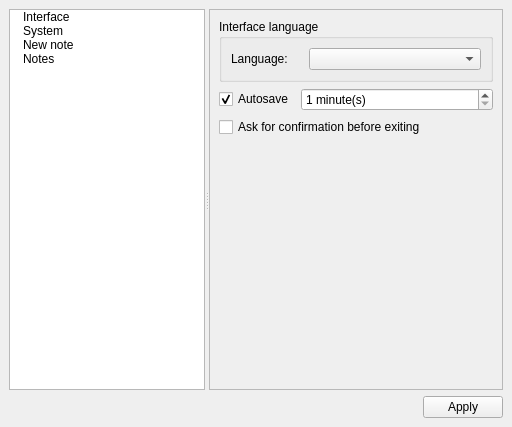
gil9red/NotesManager, file Manager/pages/page_settings.ui: the form before one commit.
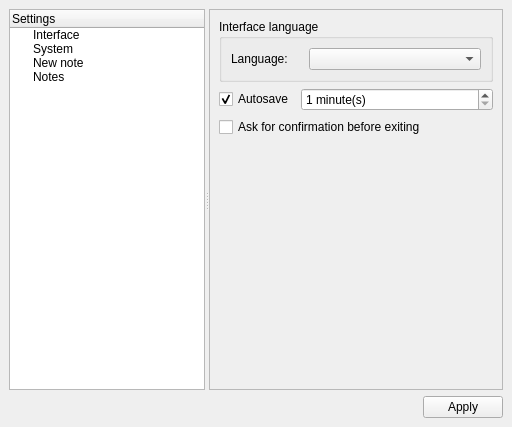
The form after the commit. The open tabs and pages were chosen to show the change. Icons and pictures are not drawn. Custom widgets are drawn as their Qt base class.

The edit to the form file:
```diff
--- a/Manager/pages/page_settings.ui
+++ b/Manager/pages/page_settings.ui
@@ -45,27 +45,9 @@
        <property name="alternatingRowColors">
         <bool>false</bool>
        </property>
-       <property name="autoExpandDelay">
-        <number>-2</number>
-       </property>
-       <property name="indentation">
-        <number>10</number>
-       </property>
-       <property name="rootIsDecorated">
-        <bool>true</bool>
-       </property>
-       <property name="itemsExpandable">
-        <bool>true</bool>
-       </property>
-       <property name="animated">
-        <bool>false</bool>
-       </property>
-       <property name="headerHidden">
-        <bool>true</bool>
-       </property>
        <column>
         <property name="text">
-         <string>Menu</string>
+         <string>Settings</string>
         </property>
        </column>
        <item>
```
Left out of the diff: 9 changed lines with no effect on the pictures.
